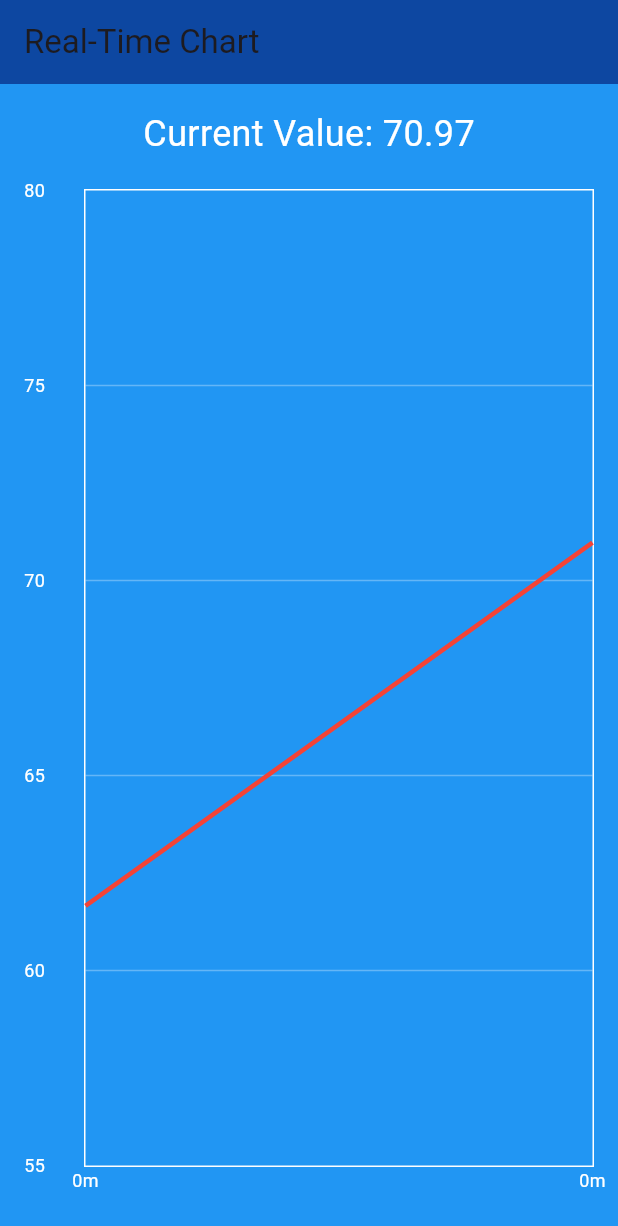
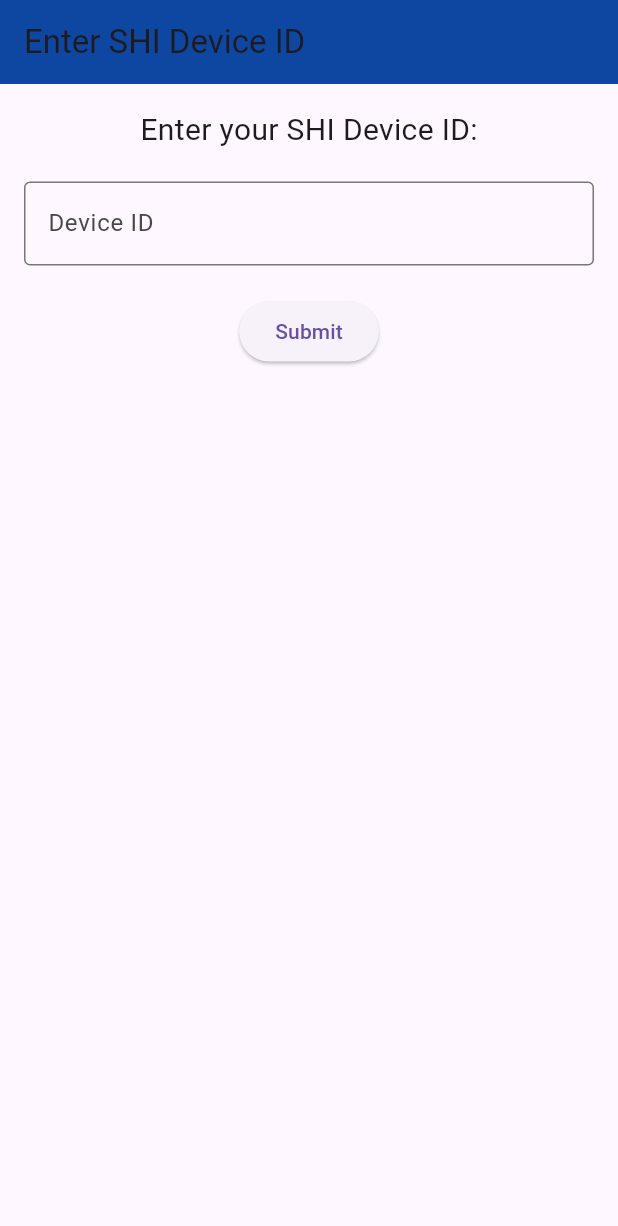
Before and after one commit to Keleher674/ELEG398_Mobile_App, a Flutter app: the screen it shows after launch, on a phone screen of 412 x 824 dp. Shown: the top 1226 px of the screen. Run offline on Flutter 3.47's test engine with Material 3 defaults, Android fonts, the light colour scheme and no system bars; drawn by our look-alikes of fl_chart.

Commit message:
Added user input functionality for bluetooth device ID

```diff
--- a/lib/main.dart
+++ b/lib/main.dart
@@ -1,6 +1,5 @@
 import 'dart:async';
 import 'dart:math';
-
 import 'package:flutter/material.dart';
 import 'package:fl_chart/fl_chart.dart';
 
@@ -9,28 +8,90 @@ void main() {
 }
 
 class MyApp extends StatelessWidget {
-  const MyApp({super.key});
-
   @override
   Widget build(BuildContext context) {
     return MaterialApp(
-      title: 'Real-Time Chart Demo',
+      title: 'SHI BLE Data Viewer',
       debugShowCheckedModeBanner: false,
-      home: ChartPage(),
+      home: DeviceIdInputScreen(),
     );
   }
 }
 
-class ChartPage extends StatefulWidget {
-  const ChartPage({super.key});
+/// Screen 1: Prompt for the SHI Device ID.
+class DeviceIdInputScreen extends StatefulWidget {
+  @override
+  _DeviceIdInputScreenState createState() => _DeviceIdInputScreenState();
+}
+
+class _DeviceIdInputScreenState extends State<DeviceIdInputScreen> {
+  final TextEditingController _controller = TextEditingController();
 
   @override
-  _ChartPageState createState() => _ChartPageState();
+  void dispose() {
+    _controller.dispose();
+    super.dispose();
+  }
+
+  void _submit() {
+    // Retrieve the device ID from the text field.
+    String deviceId = _controller.text;
+    // Navigate to the chart screen and pass along the device ID.
+    Navigator.push(
+      context,
+      MaterialPageRoute(
+        builder: (context) => ChartScreen(deviceId: deviceId),
+      ),
+    );
+  }
+
+  @override
+  Widget build(BuildContext context) {
+    return Scaffold(
+      appBar: AppBar(
+        title: Text('Enter SHI Device ID'),
+        backgroundColor: Colors.blue[900],
+      ),
+      body: Padding(
+        padding: EdgeInsets.all(16.0),
+        child: Column(
+          children: [
+            Text(
+              "Enter your SHI Device ID:",
+              style: TextStyle(fontSize: 20),
+            ),
+            SizedBox(height: 20),
+            // TextField that brings up the keyboard when tapped.
+            TextField(
+              controller: _controller,
+              decoration: InputDecoration(
+                border: OutlineInputBorder(),
+                hintText: 'Device ID',
+              ),
+            ),
+            SizedBox(height: 20),
+            ElevatedButton(
+              onPressed: _submit,
+              child: Text('Submit'),
+            )
+          ],
+        ),
+      ),
+    );
+  }
 }
 
-class _ChartPageState extends State<ChartPage> {
-  // List to store random values
-  final List<double> _dataPoints = [];
+/// Screen 2: The chart screen with the chart and the device ID display.
+class ChartScreen extends StatefulWidget {
+  final String deviceId;
+  ChartScreen({required this.deviceId});
+
+  @override
+  _ChartScreenState createState() => _ChartScreenState();
+}
+
+class _ChartScreenState extends State<ChartScreen> {
+  List<double> _dataPoints = [];
   double _currentValue = 0;
   Timer? _timer;
   final Random _random = Random();
@@ -38,9 +99,9 @@ class _ChartPageState extends State<ChartPage> {
   @override
   void initState() {
     super.initState();
-    // Add the first data point immediately
+    // Add the first data point immediately.
     _addDataPoint();
-    // Then add a new data point every 5 seconds
+    // Then add a new data point every 5 seconds.
     _timer = Timer.periodic(Duration(seconds: 5), (timer) {
       _addDataPoint();
     });
@@ -53,12 +114,12 @@ class _ChartPageState extends State<ChartPage> {
   }
 
   void _addDataPoint() {
-    // Generate a random value between 60 and 75
+    // Generate a random value between 60 and 75.
     double newValue = 60 + _random.nextDouble() * 15;
     setState(() {
       _currentValue = newValue;
       _dataPoints.add(newValue);
-      // Keep only the last 5 minutes of data (max 60 points at 5-second intervals)
+      // Keep only the last 5 minutes of data (max 60 points at 5-second intervals).
       if (_dataPoints.length > 60) {
         _dataPoints.removeAt(0);
       }
@@ -67,16 +128,13 @@ class _ChartPageState extends State<ChartPage> {
 
   @override
   Widget build(BuildContext context) {
-    // Convert data points to chart spots
-    // Each point is 5 seconds apart, so x = index * 5
+    // Convert the data points into chart spots.
     List<FlSpot> spots = [];
     for (int i = 0; i < _dataPoints.length; i++) {
       spots.add(FlSpot(i * 5.0, _dataPoints[i]));
     }
 
-    // Determine x-axis range:
-    // Before 5 minutes, x ranges from 0 to the current time
-    // After 5 minutes, it displays a sliding window of 300 seconds
+    // Determine x-axis range.
     double minX, maxX;
     if (spots.isEmpty) {
       minX = 0;
@@ -95,20 +153,20 @@ class _ChartPageState extends State<ChartPage> {
     return Scaffold(
       backgroundColor: Colors.blue,
       appBar: AppBar(
-        title: Text("Real-Time Chart"),
+        title: Text('SHI Device Data'),
         backgroundColor: Colors.blue[900],
       ),
       body: Padding(
         padding: const EdgeInsets.all(16.0),
         child: Column(
           children: [
-            // Display the current random value
+            // Display the current random value.
             Text(
               "Current Value: ${_currentValue.toStringAsFixed(2)}",
               style: TextStyle(fontSize: 24, color: Colors.white),
             ),
             SizedBox(height: 20),
-            // The chart expands to fill the remaining space
+            // The chart takes up the remaining space.
             Expanded(
               child: LineChart(
                 LineChartData(
@@ -139,7 +197,7 @@ class _ChartPageState extends State<ChartPage> {
                       sideTitles: SideTitles(
                         showTitles: true,
                         reservedSize: 30,
-                        interval: 60, // Label every minute
+                        interval: 60,
                         getTitlesWidget: (value, meta) {
                           int minutes = (value / 60).floor();
                           return Text(
@@ -177,6 +235,12 @@ class _ChartPageState extends State<ChartPage> {
                 ),
               ),
             ),
+            SizedBox(height: 20),
+            // Display the SHI Device ID below the chart.
+            Text(
+              "Current SHI Device ID: ${widget.deviceId}",
+              style: TextStyle(fontSize: 18, color: Colors.white),
+            ),
           ],
         ),
       ),
```
